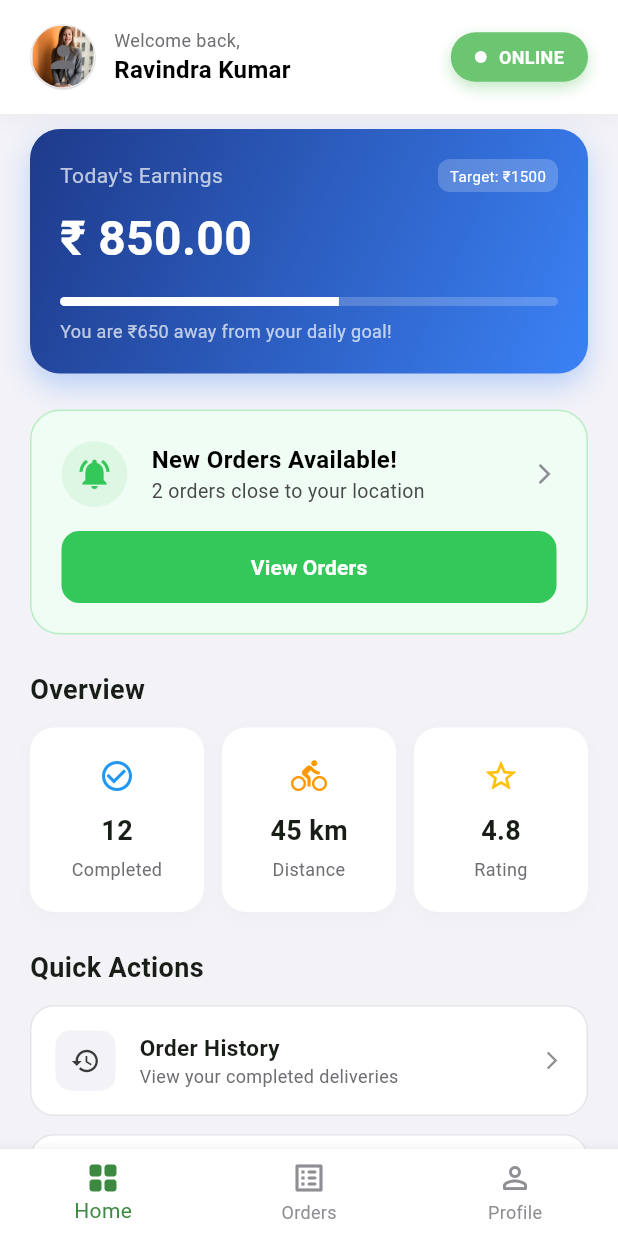
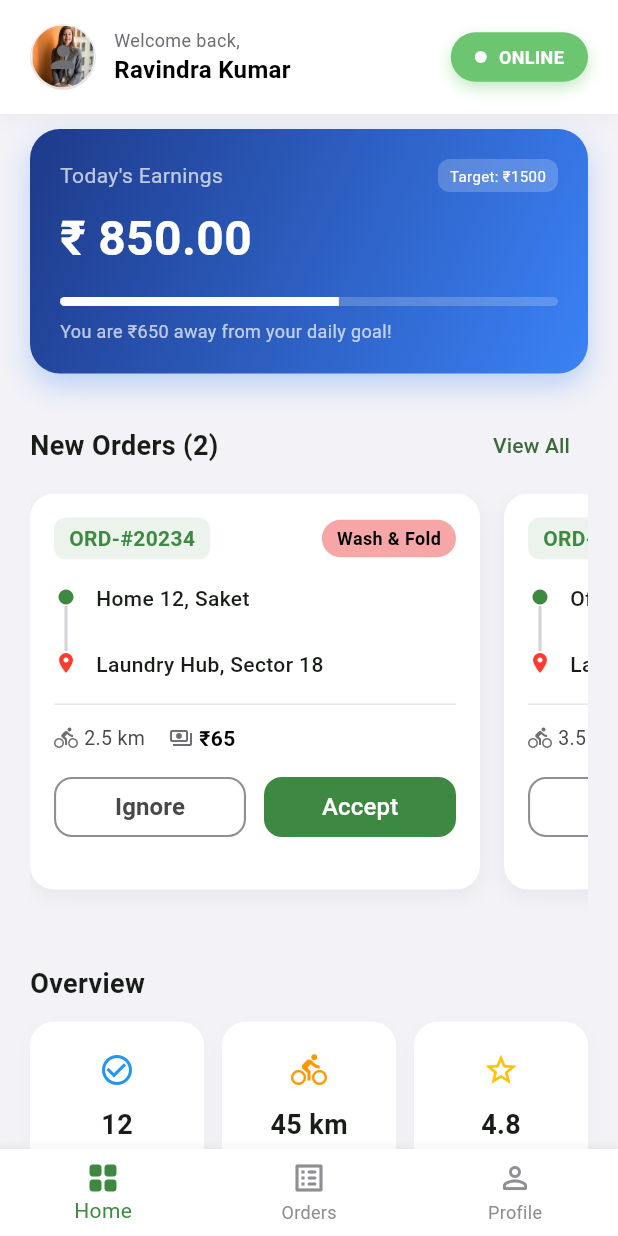
Before and after one commit to gohypedevelopers-stack/cleco-rider, a Flutter app: the HomeScreen screen opened by its route, on a phone screen of 412 x 824 dp. Run offline on Flutter 3.47's test engine with Material 3 defaults, Android fonts, the phone set to English and light mode, and no system bars; our stand-ins replace go_router, smooth_page_indicator.

Commit message:
feat: I have resolved the navigation issues:
Persistent Bottom Navigation: Refactored the app routing so the Bottom Bar now remains visible when you switch between Home, Orders, and Profile tabs.
Accept Button: Clicking "Accept" now correctly switches you to the "Orders" tab.
Back Button Cleanup: Removed the unnecessary back arrows from the Orders and Profile screens.

```diff
--- /dev/null
+++ b/lib/components/scaffold_with_navbar.dart
@@ -0,0 +1,42 @@
+import 'package:cleclo_rider/routes/route_constants.dart';
+import 'package:cleclo_rider/utils/theme/colors.dart';
+import 'package:flutter/material.dart';
+import 'package:go_router/go_router.dart';
+
+class ScaffoldWithNavBar extends StatelessWidget {
+  const ScaffoldWithNavBar({
+    required this.navigationShell,
+    Key? key,
+  }) : super(key: key ?? const ValueKey<String>('ScaffoldWithNavBar'));
+
+  final StatefulNavigationShell navigationShell;
+
+  @override
+  Widget build(BuildContext context) {
+    return Scaffold(
+      body: navigationShell,
+      bottomNavigationBar: BottomNavigationBar(
+        backgroundColor: Colors.white,
+        elevation: 8,
+        selectedItemColor: AppColors.primary,
+        unselectedItemColor: AppColors.gray400,
+        showUnselectedLabels: true,
+        type: BottomNavigationBarType.fixed,
+        currentIndex: navigationShell.currentIndex,
+        onTap: (int index) => _onTap(context, index),
+        items: const [
+          BottomNavigationBarItem(icon: Icon(Icons.grid_view_rounded), label: 'Home'),
+          BottomNavigationBarItem(icon: Icon(Icons.list_alt_rounded), label: 'Orders'),
+          BottomNavigationBarItem(icon: Icon(Icons.person_outline_rounded), label: 'Profile'),
+        ],
+      ),
+    );
+  }
+
+  void _onTap(BuildContext context, int index) {
+    navigationShell.goBranch(
+      index,
+      initialLocation: index == navigationShell.currentIndex,
+    );
+  }
+}
--- a/lib/features/home/view/active_orders_screen.dart
+++ b/lib/features/home/view/active_orders_screen.dart
@@ -12,7 +12,7 @@
     return Scaffold(
       appBar: const CustomAppBar(
         title: 'Active Orders',
-        showBackButton: true,
+        showBackButton: false,
       ),
       body: ListView.builder(
         padding: const EdgeInsets.all(20),
--- a/lib/features/home/view/home_screen.dart
+++ b/lib/features/home/view/home_screen.dart
@@ -1,3 +1,4 @@
+import 'package:cleclo_rider/components/order_card.dart';
 import 'package:cleclo_rider/routes/route_constants.dart';
 import 'package:cleclo_rider/utils/images/images.dart';
 import 'package:cleclo_rider/utils/theme/colors.dart';
@@ -81,14 +82,18 @@
                       icon: Icons.history,
                       title: 'Order History',
                       subtitle: 'View your completed deliveries',
-                      onTap: () {}, // TODO: Link to history
+                      onTap: () {
+                        context.push(RouteConstants.orderHistoryScreen);
+                      },
                     ),
                     const SizedBox(height: 12),
                     _buildQuickActionTile(
                       icon: Icons.help_outline,
                       title: 'Help & Support',
                       subtitle: 'Get assistance with ongoing orders',
-                      onTap: () {}, // TODO: Link to support
+                      onTap: () {
+                        context.push(RouteConstants.helpSupportScreen);
+                      },
                     ),
                   ],
                 ),
@@ -97,24 +102,7 @@
           ],
         ),
       ),
-      bottomNavigationBar: BottomNavigationBar(
-        backgroundColor: Colors.white,
-        elevation: 8,
-        selectedItemColor: AppColors.primary,
-        unselectedItemColor: AppColors.gray400,
-        showUnselectedLabels: true,
-        type: BottomNavigationBarType.fixed,
-        currentIndex: 0,
-        onTap: (index) {
-          if (index == 1) context.push(RouteConstants.activeOrdersScreen);
-          if (index == 2) context.push(RouteConstants.profileScreen);
-        },
-        items: const [
-          BottomNavigationBarItem(icon: Icon(Icons.grid_view_rounded), label: 'Home'),
-          BottomNavigationBarItem(icon: Icon(Icons.list_alt_rounded), label: 'Orders'),
-          BottomNavigationBarItem(icon: Icon(Icons.person_outline_rounded), label: 'Profile'),
-        ],
-      ),
+
     );
   }
 
@@ -325,64 +313,61 @@
       );
     }
 
-    // Online State - Simulated "New Orders"
-    return Container(
-      width: double.infinity,
-      padding: const EdgeInsets.all(20),
-      decoration: BoxDecoration(
-        color: const Color(0xFFF0FDF4), // Light Green
-        borderRadius: BorderRadius.circular(20),
-        border: Border.all(color: AppColors.success.withOpacity(0.3)),
-      ),
-      child: Column(
+    // Online State - List of New Orders
+    return Column(
+      crossAxisAlignment: CrossAxisAlignment.start,
       children: [
         Row(
+          mainAxisAlignment: MainAxisAlignment.spaceBetween,
           children: [
-              Container(
-                padding: const EdgeInsets.all(10),
-                decoration: BoxDecoration(
-                  color: AppColors.success.withOpacity(0.1),
-                  shape: BoxShape.circle,
+            const Text(
+              'New Orders (2)',
+              style: TextStyle(fontSize: 18, fontWeight: FontWeight.bold),
             ),
-                child: const Icon(Icons.notifications_active, color: AppColors.success),
-              ),
-              const SizedBox(width: 16),
-              const Expanded(
-                child: Column(
-                  crossAxisAlignment: CrossAxisAlignment.start,
-                  children: [
-                    Text(
-                      'New Orders Available!',
-                      style: TextStyle(fontSize: 16, fontWeight: FontWeight.bold, color: AppColors.black),
-                    ),
-                    Text(
-                      '2 orders close to your location',
-                      style: TextStyle(fontSize: 13, color: AppColors.gray600),
+            TextButton(
+              onPressed: () => context.push(RouteConstants.availableOrdersScreen),
+              child: const Text('View All'),
             ),
           ],
         ),
-              ),
-              const Icon(Icons.arrow_forward_ios, size: 16, color: AppColors.gray400),
-            ],
-          ),
-          const SizedBox(height: 16),
+        const SizedBox(height: 8),
         SizedBox(
-            width: double.infinity,
-            child: ElevatedButton(
-              onPressed: () {
+          height: 290, // Increased height to prevent overflow
+          child: ListView.builder(
+            scrollDirection: Axis.horizontal,
+            itemCount: 2,
+            itemBuilder: (context, index) {
+              return Container(
+                width: 300, // Card width
+                margin: const EdgeInsets.only(right: 16, bottom: 10), // Added bottom margin for shadow
+                child: RiderOrderCard(
+                  orderId: 'ORD-#${20234 + index}',
+                  pickupAddress: index == 0 ? 'Home 12, Saket' : 'Office 4, Nehru Place',
+                  deliveryAddress: 'Laundry Hub, Sector 18',
+                  distance: '${2.5 + index} km',
+                  earnings: '₹${65 + (index * 10)}',
+                  serviceType: index == 0 ? 'Wash & Fold' : 'Dry Clean',
+                  onAccept: () {
+                    ScaffoldMessenger.of(context).showSnackBar(
+                      const SnackBar(content: Text('Order Accepted! Redirecting...')),
+                    );
+                    // Navigate to Active Orders or similar
+                    context.go(RouteConstants.activeOrdersScreen);
+                  },
+                  onDecline: () {
+                    ScaffoldMessenger.of(context).showSnackBar(
+                      const SnackBar(content: Text('Order Ignored')),
+                    );
+                  },
+                  onTap: () {
                      context.push(RouteConstants.availableOrdersScreen);
                   },
-              style: ElevatedButton.styleFrom(
-                backgroundColor: AppColors.success,
-                padding: const EdgeInsets.symmetric(vertical: 14),
-                shape: RoundedRectangleBorder(borderRadius: BorderRadius.circular(12)),
-                elevation: 0,
                 ),
-              child: const Text('View Orders', style: TextStyle(color: Colors.white, fontWeight: FontWeight.bold)),
+              );
+            },
           ),
         ),
       ],
-      ),
     );
   }
 
--- a/lib/features/profile/view/profile_screen.dart
+++ b/lib/features/profile/view/profile_screen.dart
@@ -13,7 +13,7 @@
     return Scaffold(
       appBar: const CustomAppBar(
         title: 'My Profile',
-        showBackButton: true,
+        showBackButton: false,
       ),
       body: SingleChildScrollView(
         padding: const EdgeInsets.all(20),
--- a/lib/routes/route_config.dart
+++ b/lib/routes/route_config.dart
@@ -1,3 +1,4 @@
+import 'package:cleclo_rider/components/scaffold_with_navbar.dart';
 import 'package:cleclo_rider/features/splash/view/splash_screen.dart';
 import 'package:cleclo_rider/features/auth/view/auth_welcome_screen.dart';
 import 'package:cleclo_rider/features/auth/view/login_screen.dart';
@@ -6,6 +7,8 @@
 import 'package:cleclo_rider/features/earnings/view/earnings_screen.dart';
 import 'package:cleclo_rider/features/home/view/active_orders_screen.dart';
 import 'package:cleclo_rider/features/home/view/available_orders_screen.dart';
+import 'package:cleclo_rider/features/history/view/order_history_screen.dart';
+import 'package:cleclo_rider/features/support/view/help_support_screen.dart';
 import 'package:cleclo_rider/features/home/view/home_screen.dart';
 import 'package:cleclo_rider/features/home/view/order_details_screen.dart';
 import 'package:cleclo_rider/features/location/view/order_delivery_screen.dart';
@@ -18,31 +21,29 @@
 import 'package:go_router/go_router.dart';
 import 'package:cleclo_rider/routes/route_constants.dart';
 
-// Placeholder Screens
-class PlaceholderScreen extends StatelessWidget {
-  final String title;
-  const PlaceholderScreen({super.key, required this.title});
-  @override
-  Widget build(BuildContext context) => Scaffold(appBar: AppBar(title: Text(title)), body: Center(child: Text(title)));
-}
+// Key for the root navigator (covers the entire screen for auth, splash etc.)
+final GlobalKey<NavigatorState> rootNavigatorKey = GlobalKey<NavigatorState>();
+// Key for the shell navigator (the part inside the tab bar)
+final GlobalKey<NavigatorState> shellNavigatorKey = GlobalKey<NavigatorState>();
 
 class RouteConfig {
   static final GoRouter router = GoRouter(
+    navigatorKey: rootNavigatorKey,
     initialLocation: RouteConstants.splashScreen,
     routes: [
-      // Splash
+      // Splash - Full Screen
       GoRoute(
         path: RouteConstants.splashScreen,
         builder: (context, state) => const SplashScreen(),
       ),
 
-      // Onboarding
+      // Onboarding - Full Screen
       GoRoute(
         path: RouteConstants.onboardingScreen,
         builder: (context, state) => const OnboardingScreen(),
       ),
 
-      // Auth
+      // Auth - Full Screen
       GoRoute(
         path: RouteConstants.authWelcomeScreen,
         builder: (context, state) => const AuthWelcomeScreen(),
@@ -67,48 +68,85 @@
         },
       ),
 
-      // Home & Dashboard
+      // SHELL ROUTE FOR PERSISTENT BOTTOM NAV
+      StatefulShellRoute.indexedStack(
+        builder: (context, state, navigationShell) {
+          return ScaffoldWithNavBar(navigationShell: navigationShell);
+        },
+        branches: [
+          // Branch 1: Home
+          StatefulShellBranch(
+            routes: [
+              GoRoute(
+                path: RouteConstants.homeScreen,
+                builder: (context, state) => const HomeScreen(),
+              ),
+            ],
+          ),
+
+          // Branch 2: Active Orders / Orders Tab
+          StatefulShellBranch(
+            routes: [
+              GoRoute(
+                path: RouteConstants.activeOrdersScreen,
+                builder: (context, state) => const ActiveOrdersScreen(),
+              ),
+            ],
+          ),
+
+          // Branch 3: Profile
+          StatefulShellBranch(
+            routes: [
+              GoRoute(
+                path: RouteConstants.profileScreen,
+                builder: (context, state) => const ProfileScreen(),
+              ),
+            ],
+          ),
+        ],
+      ),
+
+      // Standalone Routes (Full Screen, outside Shell but accessed from within)
       GoRoute(
-        path: RouteConstants.homeScreen,
-        builder: (context, state) => const HomeScreen(),
-      ),
-      GoRoute(
+        parentNavigatorKey: rootNavigatorKey,
         path: RouteConstants.availableOrdersScreen,
         builder: (context, state) => const AvailableOrdersScreen(),
       ),
       GoRoute(
-        path: RouteConstants.activeOrdersScreen,
-        builder: (context, state) => const ActiveOrdersScreen(),
+        parentNavigatorKey: rootNavigatorKey,
+        path: RouteConstants.orderHistoryScreen,
+        builder: (context, state) => const OrderHistoryScreen(),
       ),
-
-      // Orders
       GoRoute(
+        parentNavigatorKey: rootNavigatorKey,
+        path: RouteConstants.helpSupportScreen,
+        builder: (context, state) => const HelpSupportScreen(),
+      ),
+      GoRoute(
+        parentNavigatorKey: rootNavigatorKey,
         path: RouteConstants.orderDetailsScreen,
         builder: (context, state) => const OrderDetailsScreen(),
       ),
       GoRoute(
+        parentNavigatorKey: rootNavigatorKey,
+        path: RouteConstants.earningsScreen,
+        builder: (context, state) => const EarningsScreen(),
+      ),
+
+      GoRoute(
+        parentNavigatorKey: rootNavigatorKey,
         path: RouteConstants.orderPickupScreen,
         builder: (context, state) => const OrderPickupScreen(),
       ),
       GoRoute(
+        parentNavigatorKey: rootNavigatorKey,
         path: RouteConstants.pickupVerificationScreen,
         builder: (context, state) => const PickupVerificationScreen(),
       ),
       GoRoute(
+        parentNavigatorKey: rootNavigatorKey,
         path: RouteConstants.orderDeliveryScreen,
         builder: (context, state) => const OrderDeliveryScreen(),
-      ),
-
-      // Profile
-      GoRoute(
-        path: RouteConstants.profileScreen,
-        builder: (context, state) => const ProfileScreen(),
-      ),
-
-      // Earnings
-      GoRoute(
-        path: RouteConstants.earningsScreen,
-        builder: (context, state) => const EarningsScreen(),
       ),
     ],
   );
--- a/lib/routes/route_constants.dart
+++ b/lib/routes/route_constants.dart
@@ -30,6 +30,7 @@
   static const String navigationScreen = '/navigation';
   static const String photoProofScreen = '/photo-proof';
   static const String orderHistoryScreen = '/order-history';
+  static const String helpSupportScreen = '/help-support';
 
   // Earnings
   static const String earningsScreen = '/earnings';
```
Also changed, not shown: lib/features/history/view/order_history_screen.dart (added, +36 -0 lines), lib/features/support/view/help_support_screen.dart (added, +95 -0 lines). Lines whose indentation alone changed are shown as unchanged.
